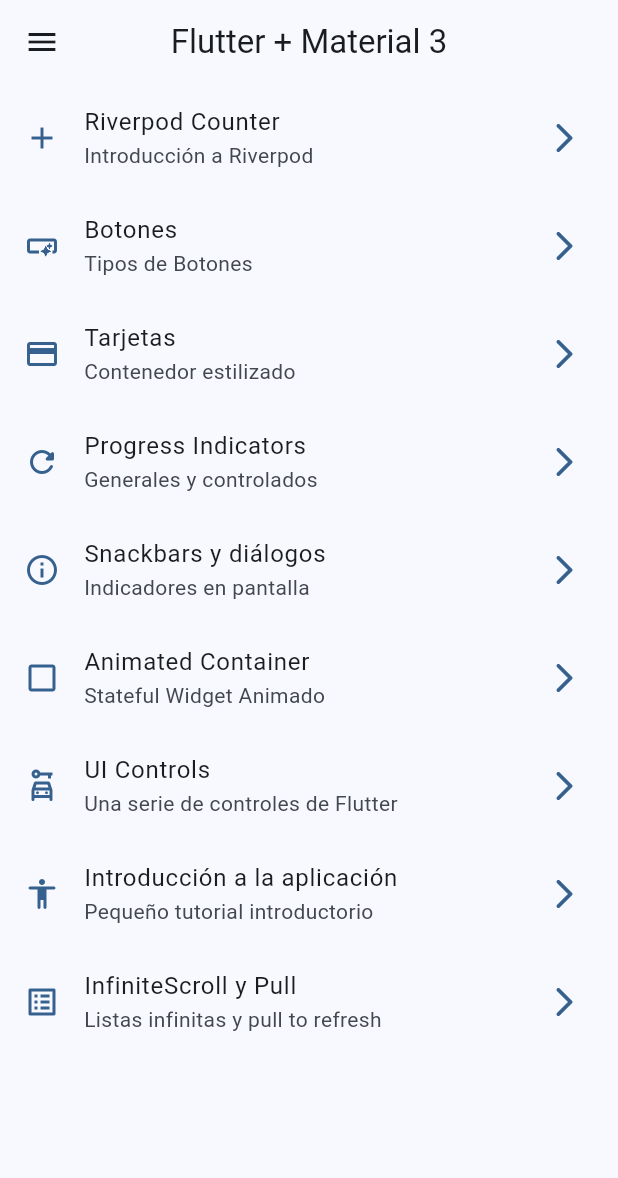
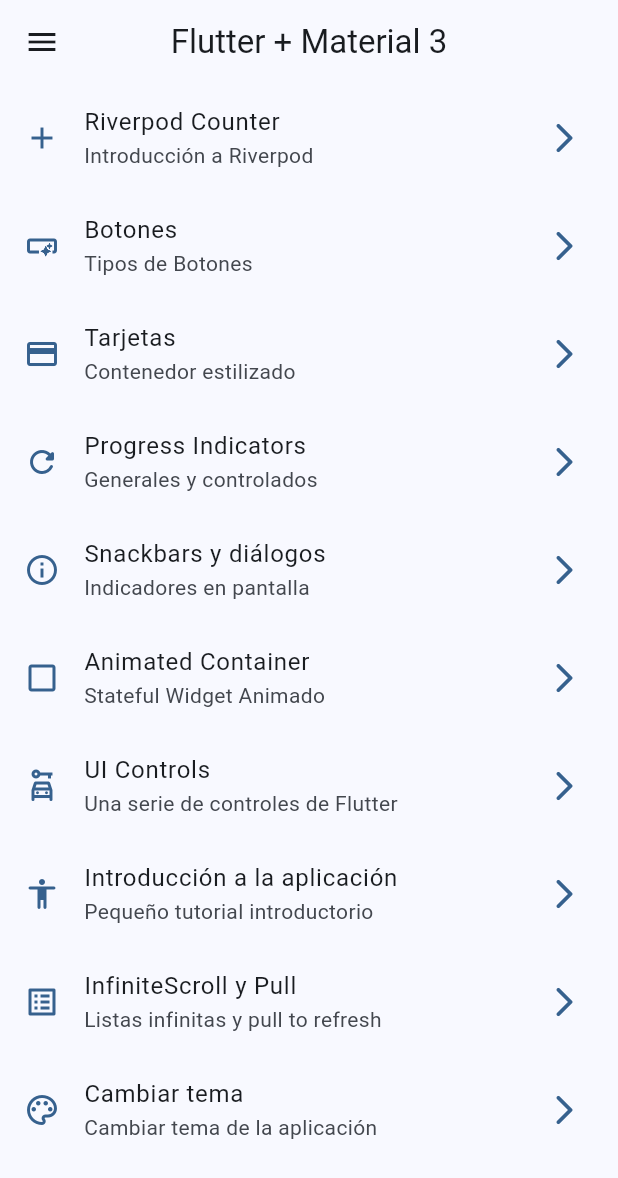
Before and after one commit to galaxymaple/flutter-widgets-app, a Flutter app: the screen it shows after launch, on a phone screen of 412 x 824 dp. Shown: the top 1178 px of the screen. Run offline on Flutter 3.47's test engine with Material 2 defaults, Android fonts, the phone set to English and light mode, and no system bars; our stand-ins replace animate_do, flutter_riverpod, go_router.

Commit message:
Theme Changer aplicado con Riverpod

```diff
--- a/lib/config/menu/menu_items.dart
+++ b/lib/config/menu/menu_items.dart
@@ -71,4 +71,10 @@ const appMenuItems = <MenuItem>[
     link: '/infinite',
     icon: Icons.list_alt_outlined
   ),
+  MenuItem(
+    title: 'Cambiar tema',
+    subTitle: 'Cambiar tema de la aplicación',
+    link: '/theme-changer',
+    icon: Icons.color_lens_outlined
+  ),
 ];
--- a/lib/config/router/app_router.dart
+++ b/lib/config/router/app_router.dart
@@ -55,5 +55,10 @@ final appRouter = GoRouter(
       name: CounterScreen.name,
       builder: (context, state) => const CounterScreen(),
     ),
+    GoRoute(
+      path: '/theme-changer',
+      name: ThemeChangerScreen.name,
+      builder: (context, state) => const ThemeChangerScreen(),
+    ),
   ],
 );
--- a/lib/config/theme/app_theme.dart
+++ b/lib/config/theme/app_theme.dart
@@ -22,14 +22,17 @@ const colorList = <Color>[
 class AppTheme {
 
   final int selectedColor;
+  final bool isDarkmode;
 
   AppTheme({
     this.selectedColor = 0,
+    this.isDarkmode = false,
   }): assert(selectedColor >= 0, 'Selected color must be greater then 0'),
     assert(selectedColor < colorList.length, 'Selected color must be less or equal than ${colorList.length - 1}');
 
   ThemeData getTheme() => ThemeData(
     useMaterial3: true,
+    brightness: isDarkmode ? Brightness.dark : Brightness.light,
     colorSchemeSeed: colorList[selectedColor],
     appBarTheme: const AppBarTheme(
       centerTitle: true,
--- a/lib/main.dart
+++ b/lib/main.dart
@@ -2,6 +2,7 @@ import 'package:flutter/material.dart';
 import 'package:flutter_riverpod/flutter_riverpod.dart';
 import 'package:widgets_app/config/router/app_router.dart';
 import 'package:widgets_app/config/theme/app_theme.dart';
+import 'package:widgets_app/presentation/providers/theme_provider.dart';
 
 void main() {
   runApp(
@@ -14,16 +15,20 @@ void main() {
   );
 }
 
-class MainApp extends StatelessWidget {
+class MainApp extends ConsumerWidget {
   const MainApp({super.key});
 
   @override
-  Widget build(BuildContext context) {
+  Widget build(BuildContext context, WidgetRef ref) {
+
+    final selectedColor = ref.watch(selectedColorProvider);
+    final isDarkmode = ref.watch(isDarkmodeProvider);
+
     return MaterialApp.router(
       title: 'Flutter Widgets',
       routerConfig: appRouter,
       debugShowCheckedModeBanner: false,
-      theme: AppTheme(selectedColor: 0).getTheme(),
+      theme: AppTheme(selectedColor: selectedColor, isDarkmode: isDarkmode).getTheme(),
     );
   }
 }
--- a/lib/presentation/providers/theme_provider.dart
+++ b/lib/presentation/providers/theme_provider.dart
@@ -1,3 +1,12 @@
 import 'package:flutter_riverpod/flutter_riverpod.dart';
+import 'package:widgets_app/config/theme/app_theme.dart';
 
+// Listado de colores inmutable, nunca se va a cambiar
+// Provider lo crea inmutable, en todos los lugares donde se use 'ref' se puede llegar al colorList
+final colorListProvider = Provider((ref) => colorList);
+
+// Un simple booleano
 final isDarkmodeProvider = StateProvider((ref) => false);
+
+// Un simple entero
+final selectedColorProvider = StateProvider((ref) => 0);
--- a/lib/presentation/screens/screens.dart
+++ b/lib/presentation/screens/screens.dart
@@ -1,10 +1,11 @@
-export 'package:widgets_app/presentation/screens/counter/counter_screen.dart';
 export 'package:widgets_app/presentation/screens/animated/animated_screen.dart';
 export 'package:widgets_app/presentation/screens/app_tutorial/app_tutorial_screen.dart';
 export 'package:widgets_app/presentation/screens/buttons/buttons_screen.dart';
 export 'package:widgets_app/presentation/screens/cards/cards_screen.dart';
+export 'package:widgets_app/presentation/screens/counter/counter_screen.dart';
 export 'package:widgets_app/presentation/screens/home/home_screen.dart';
 export 'package:widgets_app/presentation/screens/infinite_scroll/infinite_scroll_screen.dart';
 export 'package:widgets_app/presentation/screens/progress/progress_screen.dart';
 export 'package:widgets_app/presentation/screens/snackbar/snackbar_screen.dart';
+export 'package:widgets_app/presentation/screens/theme_changer/theme_changer_screen.dart';
 export 'package:widgets_app/presentation/screens/ui_controls/ui_controls_screen.dart';
```
Also changed, not shown: lib/presentation/screens/theme_changer/theme_changer_screen.dart (added, +59 -0 lines).
